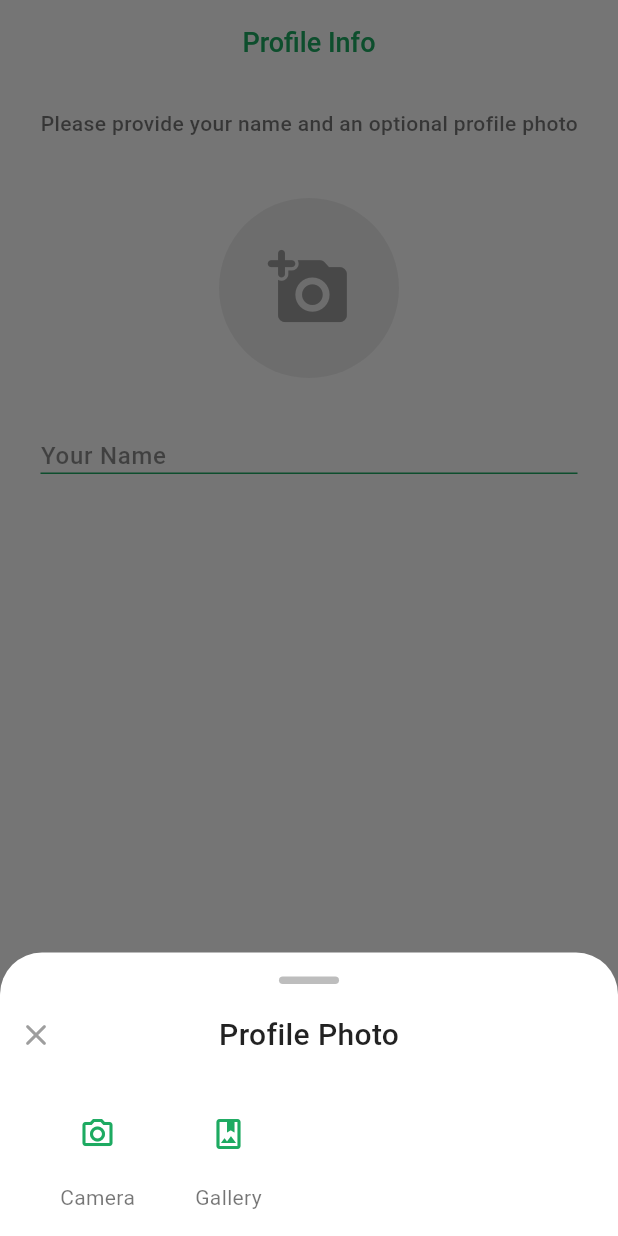
After one commit to Vishal2021verma/chatterbox, a Flutter app: the SetProfileScreen screen opened directly, after a tap on the "add a photo" icon, on a phone screen of 412 x 824 dp. The commit adds this screen. Run offline on Flutter 3.47's test engine with Material 3 defaults, Android fonts, the phone set to English and light mode, and no system bars; our stand-ins replace flutter_otp_text_field.

Commit message:
stlye : Set profile screen

```diff
--- a/lib/screen/auth/verify_number_screen.dart
+++ b/lib/screen/auth/verify_number_screen.dart
@@ -1,4 +1,5 @@
 import 'package:chatterbox/screen/auth/mobile_number_screen.dart';
+import 'package:chatterbox/screen/set_profile_screen.dart';
 import 'package:chatterbox/utils/color_resource.dart';
 import 'package:flutter/material.dart';
 import 'package:flutter_otp_text_field/flutter_otp_text_field.dart';
@@ -87,6 +88,8 @@ class _VerifyNumberScreenState extends State<VerifyNumberScreen> {
               focusedBorderColor: ColorResource.primaryColor,
               //runs when every textfield is filled
               onSubmit: (String verificationCode) {
+                Navigator.of(context).pushReplacement(MaterialPageRoute(
+                    builder: (context) => const SetProfileScreen()));
                 // showDialog(
                 //     context: context,
                 //     builder: (context) {
--- /dev/null
+++ b/lib/screen/set_profile_screen.dart
@@ -0,0 +1,211 @@
+import 'package:chatterbox/utils/color_resource.dart';
+import 'package:flutter/material.dart';
+
+class SetProfileScreen extends StatefulWidget {
+  const SetProfileScreen({super.key});
+
+  @override
+  State<SetProfileScreen> createState() => _SetProfileScreenState();
+}
+
+class _SetProfileScreenState extends State<SetProfileScreen> {
+  final TextEditingController _nameContorller = TextEditingController();
+  @override
+  Widget build(BuildContext context) {
+    return Scaffold(
+      appBar: AppBar(
+        centerTitle: true,
+        backgroundColor: Colors.white,
+        title: const Text(
+          "Profile Info",
+          style: TextStyle(
+              color: ColorResource.primaryColor,
+              fontSize: 18,
+              fontWeight: FontWeight.w500),
+        ),
+      ),
+      body: SingleChildScrollView(
+        padding: const EdgeInsets.symmetric(vertical: 16, horizontal: 27),
+        child: Column(
+          children: [
+            const Row(
+              mainAxisAlignment: MainAxisAlignment.center,
+              children: [
+                Text(
+                  "Please provide your name and an optional profile photo",
+                  style: TextStyle(
+                      color: Colors.black54,
+                      fontSize: 14,
+                      fontWeight: FontWeight.w500),
+                ),
+              ],
+            ),
+            const SizedBox(
+              height: 40,
+            ),
+            GestureDetector(
+              onTap: () {
+                showModalBottomSheet(
+                  context: context,
+                  backgroundColor: Colors.white,
+                  builder: (BuildContext context) {
+                    return SizedBox(
+                      width: MediaQuery.of(context).size.width,
+                      child: Column(
+                        mainAxisSize: MainAxisSize.min,
+                        crossAxisAlignment: CrossAxisAlignment.start,
+                        children: <Widget>[
+                          const SizedBox(
+                            height: 16,
+                          ),
+                          Align(
+                              alignment: Alignment.center,
+                              child: Container(
+                                width: 40,
+                                height: 5,
+                                decoration: BoxDecoration(
+                                    color: Colors.black26,
+                                    borderRadius: BorderRadius.circular(1000)),
+                              )),
+                          const SizedBox(
+                            height: 10,
+                          ),
+                          Row(
+                            mainAxisAlignment: MainAxisAlignment.spaceBetween,
+                            children: [
+                              IconButton(
+                                  onPressed: () {
+                                    Navigator.of(context).pop();
+                                  },
+                                  icon: const Icon(
+                                    Icons.close_rounded,
+                                    color: Colors.grey,
+                                  )),
+                              const Text(
+                                'Profile Photo',
+                                style: TextStyle(
+                                  fontSize: 20,
+                                  color: Colors.black87,
+                                  fontWeight: FontWeight.w500,
+                                ),
+                              ),
+                              const SizedBox(
+                                width: 48,
+                              )
+                            ],
+                          ),
+                          const SizedBox(height: 30),
+                          Padding(
+                            padding: const EdgeInsets.symmetric(horizontal: 20),
+                            child: Row(
+                              mainAxisAlignment: MainAxisAlignment.start,
+                              children: [
+                                InkWell(
+                                    onTap: () {},
+                                    child: const Padding(
+                                      padding:
+                                          EdgeInsets.symmetric(horizontal: 20),
+                                      child: Column(
+                                        children: [
+                                          Icon(
+                                            Icons.camera_alt_outlined,
+                                            color: ColorResource.primaryColor,
+                                          ),
+                                          SizedBox(
+                                            height: 20,
+                                          ),
+                                          Text(
+                                            "Camera",
+                                            style: TextStyle(
+                                                color: Colors.black54,
+                                                fontSize: 14,
+                                                fontWeight: FontWeight.w400),
+                                          ),
+                                        ],
+                                      ),
+                                    )),
+                                InkWell(
+                                    onTap: () {},
+                                    child: const Padding(
+                                      padding:
+                                          EdgeInsets.symmetric(horizontal: 20),
+                                      child: Column(
+                                        children: [
+                                          Icon(
+                                            Icons.photo_album_outlined,
+                                            color: ColorResource.primaryColor,
+                                          ),
+                                          SizedBox(
+                                            height: 20,
+                                          ),
+                                          Text(
+                                            "Gallery",
+                                            style: TextStyle(
+                                                color: Colors.black54,
+                                                fontSize: 14,
+                                                fontWeight: FontWeight.w400),
+                                          ),
+                                        ],
+                                      ),
+                                    )),
+                              ],
+                            ),
+                          ),
+                          const SizedBox(
+                            height: 16,
+                          )
+                        ],
+                      ),
+                    );
+                  },
+                );
+              },
+              child: Container(
+                height: 120,
+                width: 120,
+                alignment: Alignment.center,
+                decoration: const BoxDecoration(
+                    color: Color.fromARGB(17, 0, 0, 0), shape: BoxShape.circle),
+                child: const Icon(
+                  Icons.add_a_photo_rounded,
+                  color: Colors.grey,
+                  size: 55,
+                ),
+              ),
+            ),
+            const SizedBox(
+              height: 40,
+            ),
+            TextField(
+              controller: _nameContorller,
+              textInputAction: TextInputAction.done,
+              keyboardType: TextInputType.name,
+              maxLength: 25,
+              onChanged: (value) {
+                setState(() {});
+              },
+              style: const TextStyle(
+                  color: Colors.black87, fontWeight: FontWeight.w500),
+              decoration: InputDecoration(
+                  isCollapsed: true,
+                  counterText: "",
+                  suffix: Text((25 - _nameContorller.text.length).toString()),
+                  contentPadding: EdgeInsets.zero,
+                  hintText: "Your Name",
+                  hintStyle: const TextStyle(
+                    color: Colors.black45,
+                  ),
+                  focusColor: ColorResource.primaryColor,
+                  focusedBorder: const UnderlineInputBorder(
+                      borderSide: BorderSide(
+                          color: ColorResource.primaryColor, width: 2)),
+                  enabledBorder: const UnderlineInputBorder(
+                      borderSide:
+                          BorderSide(color: ColorResource.primaryColor))),
+            ),
+          ],
+        ),
+      ),
+    );
+  }
+}
```
